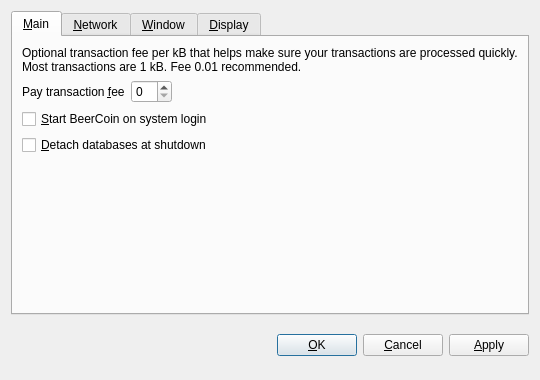
Old version of the form src/qt/forms/optionsdialog.ui in the repository Sample-Codes/JamieCoin.
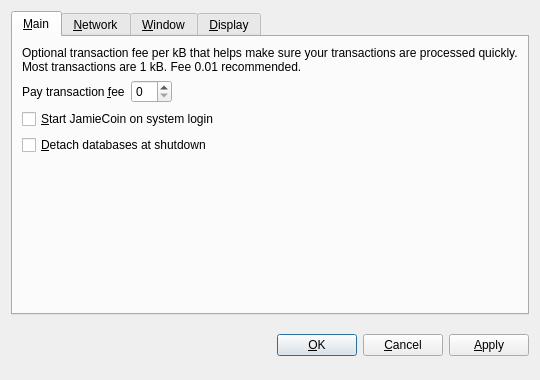
New version of the form. The open tabs and pages were chosen to show the change. Custom widgets are drawn as their Qt base class.

Diff of the .ui file:
```diff
--- a/src/qt/forms/optionsdialog.ui
+++ b/src/qt/forms/optionsdialog.ui
@@ -82,7 +82,7 @@
           <string>Automatically start BeerCoin after logging in to the system.</string>
          </property>
          <property name="text">
-          <string>&amp;Start BeerCoin on system login</string>
+          <string>&amp;Start JamieCoin on system login</string>
          </property>
         </widget>
        </item>
```
Left out of the diff: 10 changed lines with no effect on the pictures.
